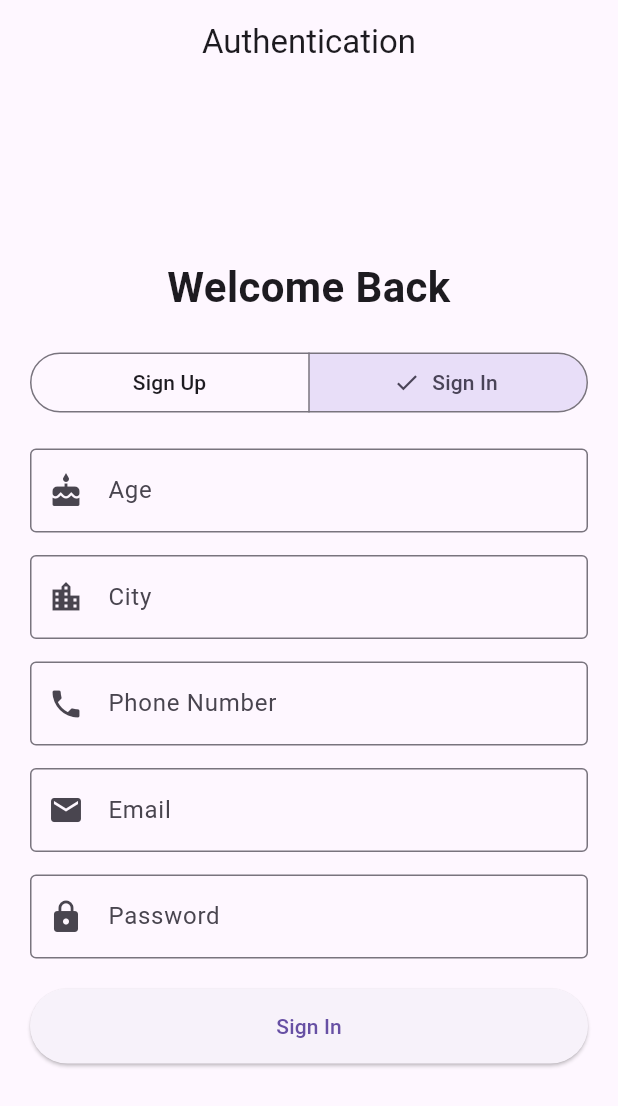
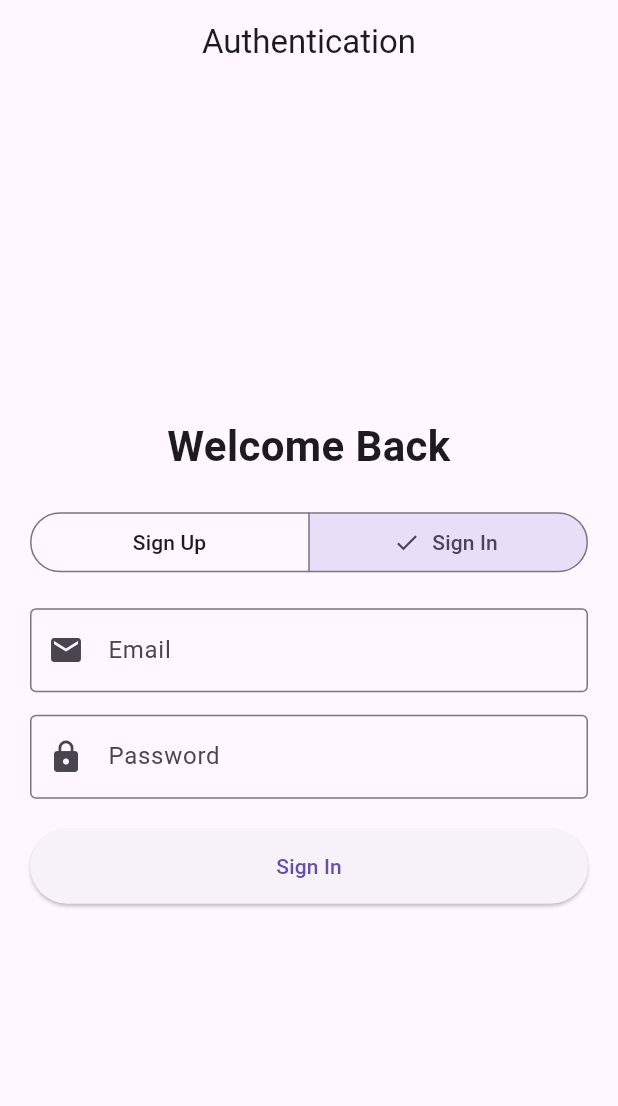
Before and after one commit to Mu6xhid/firebase-demo, a Flutter app: the screen it shows after launch, after a tap on "Sign In", on a phone screen of 412 x 824 dp. Shown: the top 1106 px of the screen. Run offline on Flutter 3.47's test engine with Material 3 defaults, Android fonts, the light colour scheme and no system bars; our stand-ins replace cloud_firestore, firebase_auth, firebase_core; accounts and stored records are empty.

Commit message:
Update authentication screen

```diff
--- a/lib/screens/auth_screen.dart
+++ b/lib/screens/auth_screen.dart
@@ -1,4 +1,3 @@
-
 import 'package:flutter/material.dart';
 import 'package:firebase_auth/firebase_auth.dart';
 import 'package:cloud_firestore/cloud_firestore.dart';
@@ -18,9 +17,10 @@ class _AuthScreenState extends State<AuthScreen> {
   final emailController = TextEditingController();
   final passwordController = TextEditingController();
   final confirmPasswordController = TextEditingController();
-  final phonecontroller =TextEditingController();
-  final agecontroller =TextEditingController();
-  final citycontroller =TextEditingController();
+  final phonecontroller = TextEditingController();
+  final agecontroller = TextEditingController();
+  final citycontroller = TextEditingController();
+
   final FirebaseAuth auth = FirebaseAuth.instance;
 
   bool isSignUp = true;
@@ -46,7 +46,7 @@ class _AuthScreenState extends State<AuthScreen> {
         password: password,
       );
 
-      final user =credential.user!;
+      final user = credential.user!;
 
       await user.updateDisplayName(
         nameController.text.trim(),
@@ -56,7 +56,7 @@ class _AuthScreenState extends State<AuthScreen> {
           .collection('users')
           .doc(user.uid)
           .set({
-        'uid':user.uid,
+        'uid': user.uid,
         'name': nameController.text.trim(),
         'email': email.trim(),
         'phone': phonecontroller.text.trim(),
@@ -216,6 +216,53 @@ class _AuthScreenState extends State<AuthScreen> {
                 ),
 
                 const SizedBox(height: 20),
+
+                // SIGN UP ONLY FIELDS
+                if (isSignUp) ...[
+                  // Name
+                  TextFormField(
+                    controller: nameController,
+                    decoration: const InputDecoration(
+                      labelText: 'Full Name',
+                      prefixIcon: Icon(Icons.person),
+                      border: OutlineInputBorder(),
+                    ),
+                    validator: (value) {
+                      if (value == null || value.trim().isEmpty) {
+                        return 'Please enter your name';
+                      }
+
+                      if (value.trim().length < 2) {
+                        return 'Name must have at least 2 characters';
+                      }
+
+                      return null;
+                    },
+                  ),
+
+                  const SizedBox(height: 15),
+
+                  // Phone
+                  TextFormField(
+                    controller: phonecontroller,
+                    keyboardType: TextInputType.phone,
+                    decoration: const InputDecoration(
+                      labelText: 'Phone Number',
+                      prefixIcon: Icon(Icons.phone),
+                      border: OutlineInputBorder(),
+                    ),
+                    validator: (value) {
+                      if (value == null || value.trim().isEmpty) {
+                        return 'Please enter your phone number';
+                      }
+
+                      return null;
+                    },
+                  ),
+
+                  const SizedBox(height: 15),
+
+                  // Age
                   TextFormField(
                     controller: agecontroller,
                     keyboardType: TextInputType.number,
@@ -238,8 +285,10 @@ TextFormField(
                       return null;
                     },
                   ),
+
                   const SizedBox(height: 15),
 
+                  // City
                   TextFormField(
                     controller: citycontroller,
                     decoration: const InputDecoration(
@@ -251,51 +300,15 @@ TextFormField(
                       if (value == null || value.trim().isEmpty) {
                         return 'Please enter your city';
                       }
-    return null;
-  },
-),
-const SizedBox(height: 15),
-                // Name field
-                if (isSignUp) ...[
-                  TextFormField(
-                    controller: nameController,
-                    decoration: const InputDecoration(
-                      labelText: 'Full Name',
-                      prefixIcon: Icon(Icons.person),
-                      border: OutlineInputBorder(),
-                    ),
-                    validator: (value) {
-                      if (value == null || value.trim().isEmpty) {
-                        return 'Please enter your name';
-                      }
-
-                      if (value.trim().length < 2) {
-                        return 'Name must have at least 2 characters';
-                      }
 
                       return null;
                     },
                   ),
+
                   const SizedBox(height: 15),
                 ],
 
-                TextFormField(
-  controller: phonecontroller,
-  keyboardType: TextInputType.phone,
-  decoration: const InputDecoration(
-    labelText: 'Phone Number',
-    prefixIcon: Icon(Icons.phone),
-    border: OutlineInputBorder(),
-  ),
-  validator: (value) {
-    if (value == null || value.trim().isEmpty) {
-      return 'Please enter your phone number';
-    }
-    return null;
-  },
-),
-const SizedBox(height: 15),
-
+                // EMAIL - BOTH SIGN UP AND SIGN IN
                 TextFormField(
                   controller: emailController,
                   keyboardType: TextInputType.emailAddress,
@@ -309,9 +322,8 @@ const SizedBox(height: 15),
                       return 'Please enter your email';
                     }
 
-                    if (!RegExp(
-                      r'^[^@\s]+@[^@\s]+\.[^@\s]+$',
-                    ).hasMatch(value.trim())) {
+                    if (!RegExp(r'^[^@\s]+@[^@\s]+\.[^@\s]+$')
+                        .hasMatch(value.trim())) {
                       return 'Please enter a valid email';
                     }
 
@@ -321,8 +333,7 @@ const SizedBox(height: 15),
 
                 const SizedBox(height: 15),
 
-
-                // Password field
+                // PASSWORD - BOTH SIGN UP AND SIGN IN
                 TextFormField(
                   controller: passwordController,
                   obscureText: true,
@@ -344,9 +355,10 @@ const SizedBox(height: 15),
                   },
                 ),
 
-                // Confirm password field
+                // CONFIRM PASSWORD - SIGN UP ONLY
                 if (isSignUp) ...[
                   const SizedBox(height: 15),
+
                   TextFormField(
                     controller: confirmPasswordController,
                     obscureText: true,
@@ -371,6 +383,7 @@ const SizedBox(height: 15),
 
                 const SizedBox(height: 20),
 
+                // BUTTON
                 ElevatedButton(
                   onPressed: isLoading ? null : submitForm,
                   style: ElevatedButton.styleFrom(
@@ -388,12 +401,10 @@ const SizedBox(height: 15),
                           isSignUp ? 'Create Account' : 'Sign In',
                         ),
                 ),
-
               ],
             ),
           ),
         ),
-
       ),
     );
   }
```
Lines whose indentation alone changed are shown as unchanged.
